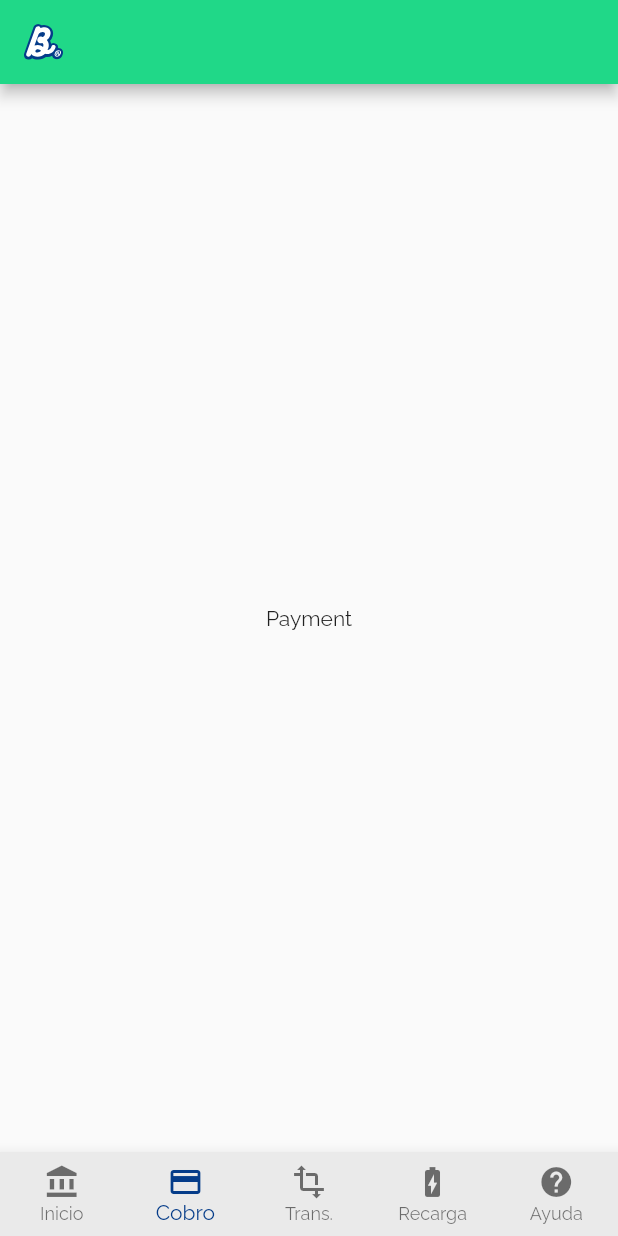
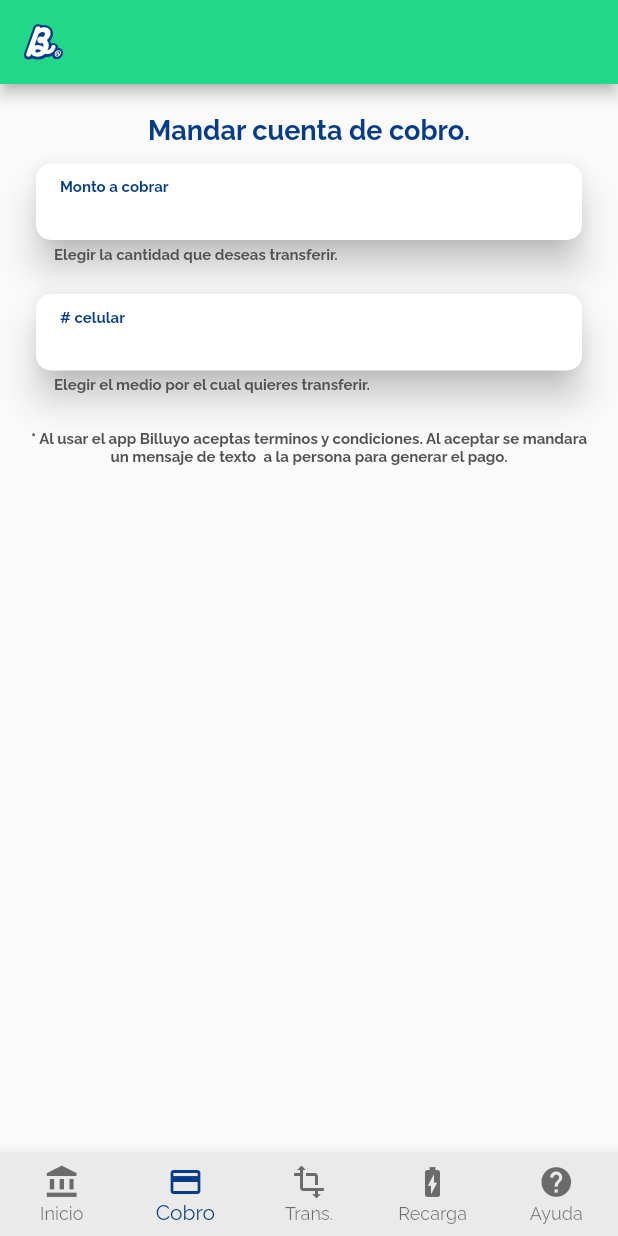
Before and after one commit to Haugen/billuyo, a Flutter app: the screen it shows after launch, item 2 of the bottom bar chosen, on a phone screen of 412 x 824 dp. Run offline on Flutter 3.47's test engine with Material 2 defaults, Android fonts, the phone set to English and light mode, and no system bars; our stand-ins replace flutter_svg, google_fonts.

```diff
--- a/lib/screens/payment_screen.dart
+++ b/lib/screens/payment_screen.dart
@@ -1,10 +1,41 @@
+import 'package:billuyo/theme.dart';
+import 'package:billuyo/widgets/widgets.dart';
 import 'package:flutter/material.dart';
+import 'package:flutter/services.dart';
 
 class PaymentScreen extends StatelessWidget {
   @override
   Widget build(BuildContext context) {
-    return Center(
-      child: Text('Payment'),
+    return Padding(
+      padding: EdgeInsets.all(20),
+      child: Column(
+        children: <Widget>[
+          Container(
+            alignment: Alignment.center,
+            child: Text(
+              'Mandar cuenta de cobro.',
+              style: BilluyoTextStyles.header(),
+            ),
+          ),
+          CustomTextField(
+            title: 'Monto a cobrar',
+            textInputType: TextInputType.number,
+            caption: 'Elegir la cantidad que deseas transferir.',
+          ),
+          CustomTextField(
+            title: '# celular',
+            textInputType: TextInputType.phone,
+            caption: 'Elegir el medio por el cual quieres transferir.',
+          ),
+          SizedBox(height: 16),
+          Text(
+            '* Al usar el app Billuyo aceptas terminos y condiciones. Al aceptar se mandara un mensaje de texto  a la persona para generar el pago.',
+            style: BilluyoTextStyles.smallText(BilluyoColors.greyishBrown),
+            textAlign: TextAlign.center,
+          ),
+          SizedBox(height: 16),
+        ],
+      ),
     );
   }
 }
--- /dev/null
+++ b/lib/widgets/custom_text_field.dart
@@ -0,0 +1,58 @@
+import 'package:billuyo/theme.dart';
+import 'package:flutter/material.dart';
+
+class CustomTextField extends StatelessWidget {
+  final String title;
+  final TextInputType textInputType;
+  final String caption;
+
+  CustomTextField({
+    this.title,
+    this.textInputType,
+    this.caption,
+  });
+
+  @override
+  Widget build(BuildContext context) {
+    return Container(
+      margin: EdgeInsets.symmetric(vertical: 8),
+      child: Column(
+        crossAxisAlignment: CrossAxisAlignment.start,
+        children: <Widget>[
+          Card(
+            elevation: 10,
+            shape: RoundedRectangleBorder(
+              borderRadius: BorderRadius.all(
+                Radius.circular(10),
+              ),
+            ),
+            child: Container(
+              padding: EdgeInsets.symmetric(vertical: 10, horizontal: 16),
+              width: MediaQuery.of(context).size.width,
+              child: Column(
+                crossAxisAlignment: CrossAxisAlignment.start,
+                children: <Widget>[
+                  Text(
+                    title,
+                    style: BilluyoTextStyles.smallText(),
+                  ),
+                  TextField(
+                    decoration: null,
+                    keyboardType: textInputType,
+                  ),
+                ],
+              ),
+            ),
+          ),
+          Padding(
+            padding: EdgeInsets.only(left: 16),
+            child: Text(
+              caption,
+              style: BilluyoTextStyles.smallText(BilluyoColors.greyishBrown),
+            ),
+          ),
+        ],
+      ),
+    );
+  }
+}
--- a/lib/widgets/widgets.dart
+++ b/lib/widgets/widgets.dart
@@ -1,5 +1,6 @@
 export './account_status.dart';
 export './action_card.dart';
+export './custom_text_field.dart';
 export './recent_movements.dart';
 export './recent_movements_row.dart';
 export './promo_card.dart';
```
